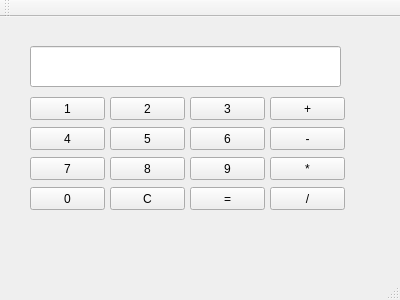
This is Home3/3homework3/mainwindow.ui in ViugiNick/Homework2 as Qt 5 draws it before an edit. The edited form follows.
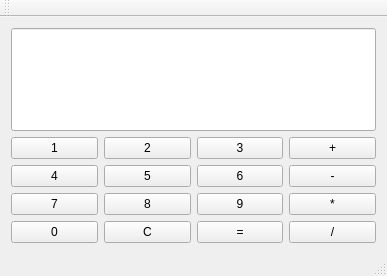
This is the edited form.

Diff of the .ui file:
```diff
--- a/Home3/3homework3/mainwindow.ui
+++ b/Home3/3homework3/mainwindow.ui
@@ -6,237 +6,243 @@
    <rect>
     <x>0</x>
     <y>0</y>
-    <width>400</width>
-    <height>300</height>
+    <width>387</width>
+    <height>276</height>
    </rect>
   </property>
   <property name="windowTitle">
    <string>MainWindow</string>
   </property>
   <widget class="QWidget" name="centralWidget">
-   <widget class="QPushButton" name="button1">
-    <property name="geometry">
-     <rect>
-      <x>30</x>
-      <y>80</y>
-      <width>75</width>
-      <height>23</height>
-     </rect>
-    </property>
-    <property name="text">
-     <string>1</string>
-    </property>
-   </widget>
-   <widget class="QPushButton" name="button2">
-    <property name="geometry">
-     <rect>
-      <x>110</x>
-      <y>80</y>
-      <width>75</width>
-      <height>23</height>
-     </rect>
+   <layout class="QGridLayout" name="gridLayout_2">
+    <item row="0" column="0">
+     <widget class="QLineEdit" name="lineEdit">
+      <property name="sizePolicy">
+       <sizepolicy hsizetype="Expanding" vsizetype="Expanding">
+        <horstretch>0</horstretch>
+        <verstretch>0</verstretch>
+       </sizepolicy>
+      </property>
+      <property name="font">
+       <font>
+        <pointsize>16</pointsize>
+       </font>
+      </property>
+     </widget>
+    </item>
+    <item row="1" column="0">
+     <layout class="QGridLayout" name="gridLayout">
+      <item row="2" column="2">
+       <widget class="QPushButton" name="button9">
+        <property name="sizePolicy">
+         <sizepolicy hsizetype="Expanding" vsizetype="Expanding">
+          <horstretch>0</horstretch>
+          <verstretch>0</verstretch>
+         </sizepolicy>
     </property>
     <property name="text">
-     <string>2</string>
-    </property>
-   </widget>
-   <widget class="QPushButton" name="button3">
-    <property name="geometry">
-     <rect>
-      <x>190</x>
-      <y>80</y>
-      <width>75</width>
-      <height>23</height>
-     </rect>
+         <string>9</string>
+        </property>
+       </widget>
+      </item>
+      <item row="2" column="1">
+       <widget class="QPushButton" name="button8">
+        <property name="sizePolicy">
+         <sizepolicy hsizetype="Expanding" vsizetype="Expanding">
+          <horstretch>0</horstretch>
+          <verstretch>0</verstretch>
+         </sizepolicy>
     </property>
     <property name="text">
-     <string>3</string>
-    </property>
-   </widget>
-   <widget class="QPushButton" name="buttonSum">
-    <property name="geometry">
-     <rect>
-      <x>270</x>
-      <y>80</y>
-      <width>75</width>
-      <height>23</height>
-     </rect>
-    </property>
-    <property name="text">
-     <string>+</string>
-    </property>
-   </widget>
-   <widget class="QPushButton" name="button4">
-    <property name="geometry">
-     <rect>
-      <x>30</x>
-      <y>110</y>
-      <width>75</width>
-      <height>23</height>
-     </rect>
-    </property>
-    <property name="text">
-     <string>4</string>
-    </property>
-   </widget>
-   <widget class="QPushButton" name="button5">
-    <property name="geometry">
-     <rect>
-      <x>110</x>
-      <y>110</y>
-      <width>75</width>
-      <height>23</height>
-     </rect>
-    </property>
-    <property name="text">
-     <string>5</string>
-    </property>
-   </widget>
+         <string>8</string>
+        </property>
+       </widget>
+      </item>
+      <item row="1" column="2">
    <widget class="QPushButton" name="button6">
-    <property name="geometry">
-     <rect>
-      <x>190</x>
-      <y>110</y>
-      <width>75</width>
-      <height>23</height>
-     </rect>
+        <property name="sizePolicy">
+         <sizepolicy hsizetype="Expanding" vsizetype="Expanding">
+          <horstretch>0</horstretch>
+          <verstretch>0</verstretch>
+         </sizepolicy>
     </property>
     <property name="text">
      <string>6</string>
     </property>
    </widget>
+      </item>
+      <item row="2" column="3">
+       <widget class="QPushButton" name="buttonMult">
+        <property name="sizePolicy">
+         <sizepolicy hsizetype="Expanding" vsizetype="Expanding">
+          <horstretch>0</horstretch>
+          <verstretch>0</verstretch>
+         </sizepolicy>
+        </property>
+        <property name="text">
+         <string>*</string>
+        </property>
+       </widget>
+      </item>
+      <item row="1" column="3">
    <widget class="QPushButton" name="buttonNeg">
-    <property name="geometry">
-     <rect>
-      <x>270</x>
-      <y>110</y>
-      <width>75</width>
-      <height>23</height>
-     </rect>
+        <property name="sizePolicy">
+         <sizepolicy hsizetype="Expanding" vsizetype="Expanding">
+          <horstretch>0</horstretch>
+          <verstretch>0</verstretch>
+         </sizepolicy>
     </property>
     <property name="text">
      <string>-</string>
     </property>
    </widget>
+      </item>
+      <item row="2" column="0">
    <widget class="QPushButton" name="button7">
-    <property name="geometry">
-     <rect>
-      <x>30</x>
-      <y>140</y>
-      <width>75</width>
-      <height>23</height>
-     </rect>
+        <property name="sizePolicy">
+         <sizepolicy hsizetype="Expanding" vsizetype="Expanding">
+          <horstretch>0</horstretch>
+          <verstretch>0</verstretch>
+         </sizepolicy>
     </property>
     <property name="text">
      <string>7</string>
     </property>
    </widget>
-   <widget class="QPushButton" name="button8">
-    <property name="geometry">
-     <rect>
-      <x>110</x>
-      <y>140</y>
-      <width>75</width>
-      <height>23</height>
-     </rect>
+      </item>
+      <item row="1" column="1">
+       <widget class="QPushButton" name="button5">
+        <property name="sizePolicy">
+         <sizepolicy hsizetype="Expanding" vsizetype="Expanding">
+          <horstretch>0</horstretch>
+          <verstretch>0</verstretch>
+         </sizepolicy>
     </property>
     <property name="text">
-     <string>8</string>
-    </property>
-   </widget>
-   <widget class="QPushButton" name="button9">
-    <property name="geometry">
-     <rect>
-      <x>190</x>
-      <y>140</y>
-      <width>75</width>
-      <height>23</height>
-     </rect>
+         <string>5</string>
+        </property>
+       </widget>
+      </item>
+      <item row="0" column="1">
+       <widget class="QPushButton" name="button2">
+        <property name="sizePolicy">
+         <sizepolicy hsizetype="Expanding" vsizetype="Expanding">
+          <horstretch>0</horstretch>
+          <verstretch>0</verstretch>
+         </sizepolicy>
     </property>
     <property name="text">
-     <string>9</string>
-    </property>
-   </widget>
-   <widget class="QPushButton" name="buttonMult">
-    <property name="geometry">
-     <rect>
-      <x>270</x>
-      <y>140</y>
-      <width>75</width>
-      <height>23</height>
-     </rect>
+         <string>2</string>
+        </property>
+       </widget>
+      </item>
+      <item row="1" column="0">
+       <widget class="QPushButton" name="button4">
+        <property name="sizePolicy">
+         <sizepolicy hsizetype="Expanding" vsizetype="Expanding">
+          <horstretch>0</horstretch>
+          <verstretch>0</verstretch>
+         </sizepolicy>
     </property>
     <property name="text">
-     <string>*</string>
-    </property>
-   </widget>
+         <string>4</string>
+        </property>
+       </widget>
+      </item>
+      <item row="0" column="2">
+       <widget class="QPushButton" name="button3">
+        <property name="sizePolicy">
+         <sizepolicy hsizetype="Expanding" vsizetype="Expanding">
+          <horstretch>0</horstretch>
+          <verstretch>0</verstretch>
+         </sizepolicy>
+        </property>
+        <property name="text">
+         <string>3</string>
+        </property>
+       </widget>
+      </item>
+      <item row="0" column="3">
+       <widget class="QPushButton" name="buttonSum">
+        <property name="sizePolicy">
+         <sizepolicy hsizetype="Expanding" vsizetype="Expanding">
+          <horstretch>0</horstretch>
+          <verstretch>0</verstretch>
+         </sizepolicy>
+        </property>
+        <property name="text">
+         <string>+</string>
+        </property>
+       </widget>
+      </item>
+      <item row="0" column="0">
+       <widget class="QPushButton" name="button1">
+        <property name="sizePolicy">
+         <sizepolicy hsizetype="Expanding" vsizetype="Expanding">
+          <horstretch>0</horstretch>
+          <verstretch>0</verstretch>
+         </sizepolicy>
+        </property>
+        <property name="text">
+         <string>1</string>
+        </property>
+       </widget>
+      </item>
+      <item row="3" column="0">
    <widget class="QPushButton" name="button0">
-    <property name="geometry">
-     <rect>
-      <x>30</x>
-      <y>170</y>
-      <width>75</width>
-      <height>23</height>
-     </rect>
+        <property name="sizePolicy">
+         <sizepolicy hsizetype="Expanding" vsizetype="Expanding">
+          <horstretch>0</horstretch>
+          <verstretch>0</verstretch>
+         </sizepolicy>
     </property>
     <property name="text">
      <string>0</string>
     </property>
    </widget>
+      </item>
+      <item row="3" column="1">
    <widget class="QPushButton" name="buttonClear">
-    <property name="geometry">
-     <rect>
-      <x>110</x>
-      <y>170</y>
-      <width>75</width>
-      <height>23</height>
-     </rect>
+        <property name="sizePolicy">
+         <sizepolicy hsizetype="Expanding" vsizetype="Expanding">
+          <horstretch>0</horstretch>
+          <verstretch>0</verstretch>
+         </sizepolicy>
     </property>
     <property name="text">
      <string>C</string>
     </property>
    </widget>
+      </item>
+      <item row="3" column="2">
    <widget class="QPushButton" name="buttonEqual">
-    <property name="geometry">
-     <rect>
-      <x>190</x>
-      <y>170</y>
-      <width>75</width>
-      <height>23</height>
-     </rect>
+        <property name="sizePolicy">
+         <sizepolicy hsizetype="Expanding" vsizetype="Expanding">
+          <horstretch>0</horstretch>
+          <verstretch>0</verstretch>
+         </sizepolicy>
     </property>
     <property name="text">
      <string>=</string>
     </property>
    </widget>
+      </item>
+      <item row="3" column="3">
    <widget class="QPushButton" name="buttonDev">
-    <property name="geometry">
-     <rect>
-      <x>270</x>
-      <y>170</y>
-      <width>75</width>
-      <height>23</height>
-     </rect>
+        <property name="sizePolicy">
+         <sizepolicy hsizetype="Expanding" vsizetype="Expanding">
+          <horstretch>0</horstretch>
+          <verstretch>0</verstretch>
+         </sizepolicy>
     </property>
     <property name="text">
      <string>/</string>
     </property>
    </widget>
-   <widget class="QLineEdit" name="lineEdit">
-    <property name="geometry">
-     <rect>
-      <x>30</x>
-      <y>29</y>
-      <width>311</width>
-      <height>41</height>
-     </rect>
-    </property>
-    <property name="font">
-     <font>
-      <pointsize>16</pointsize>
-     </font>
-    </property>
-   </widget>
+      </item>
+     </layout>
+    </item>
+   </layout>
   </widget>
   <widget class="QMenuBar" name="menuBar">
    <property name="geometry">
```
Left out of the diff: 2 changed lines with no effect on the pictures. Lines whose indentation alone changed are shown as unchanged.
